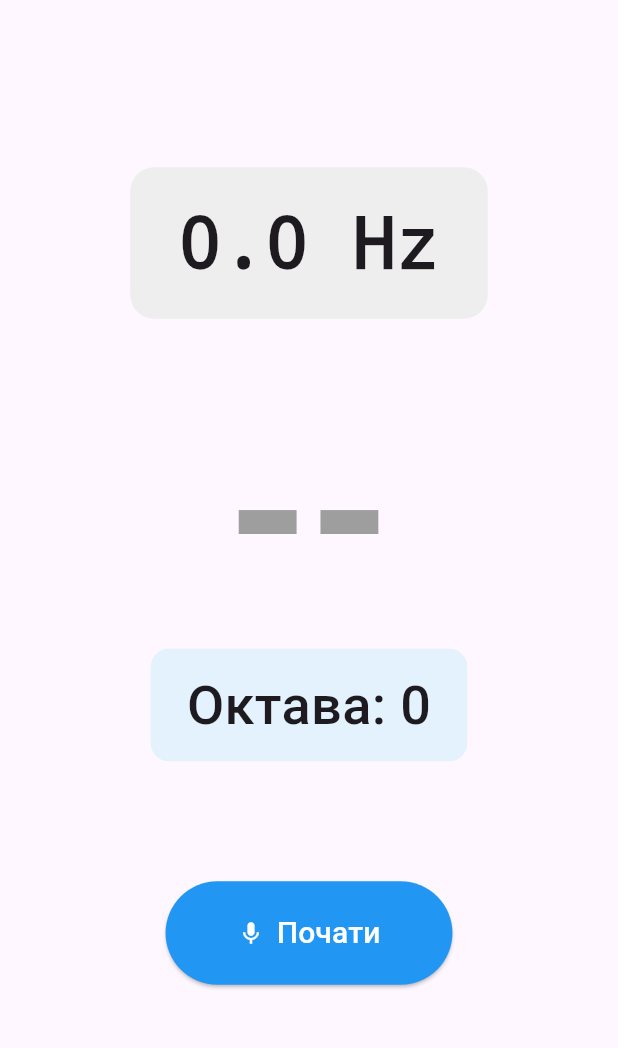
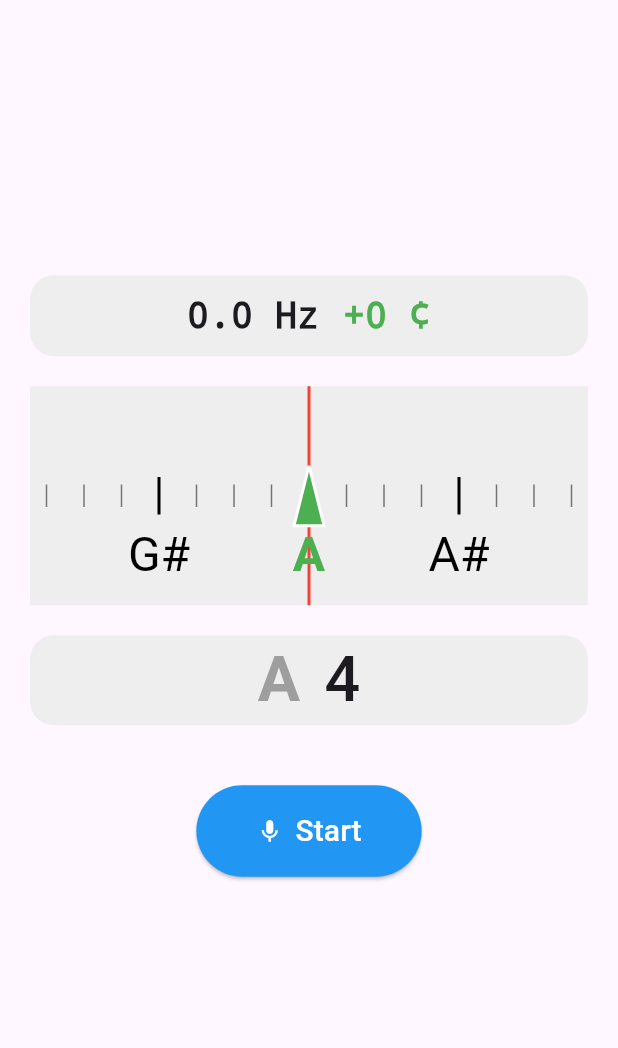
Before and after one commit to bvnflatliner/tinytuner, a Flutter app: the screen it shows after launch, on a phone screen of 412 x 824 dp, the part 84-1132 px from its top. Run offline on Flutter 3.47's test engine with Material 3 defaults, Android fonts, the phone set to English and light mode, and no system bars; our stand-ins replace permission_handler; missing offline and left inert: record.

Commit message:
improve ui

```diff
--- a/lib/main.dart
+++ b/lib/main.dart
@@ -1,10 +1,10 @@
-import 'dart:io';
 import 'dart:async';
 import 'dart:math';
 import 'dart:typed_data';
 import 'package:flutter/material.dart';
 import 'package:permission_handler/permission_handler.dart';
 import 'package:record/record.dart';
+import 'note_scroll_bar.dart';
 
 void main() {
   runApp(const TinyTunerApp());
@@ -36,18 +36,12 @@ class TunerScreen extends StatefulWidget {
 class _TunerScreenState extends State<TunerScreen> {
   double _frequency = 0.0;
   double _lastFrequency = 0.0;
-  String _note = '--';
-  int _octave = 0;
   bool _isListening = false;
 
   final AudioRecorder _audioRecorder = AudioRecorder();
   StreamSubscription<Uint8List>? _audioSubscription;
   final List<double> _audioBuffer = [];
   final List<double> _recentFrequencies = [];
-
-  final List<String> _noteNames = [
-    'C', 'C#', 'D', 'D#', 'E', 'F', 'F#', 'G', 'G#', 'A', 'A#', 'B'
-  ];
 
   @override
   void initState() {
@@ -79,14 +73,14 @@ class _TunerScreenState extends State<TunerScreen> {
         _audioSubscription = stream.listen((data) {
           _processAudio(data);
         }, onError: (error) {
-          debugPrint('Помилка потоку аудіо: $error');
+          debugPrint('Audio stream error: $error');
           _stopListening();
         });
       } else {
-        debugPrint('Немає дозволу на використання мікрофона');
+        debugPrint('Permission denied for microphone access.');
       }
     } catch (e) {
-      debugPrint('Помилка запуску мікрофона: $e');
+      debugPrint('Microphone initialization error: $e');
       setState(() {
         _isListening = false;
       });
@@ -99,15 +93,13 @@ class _TunerScreenState extends State<TunerScreen> {
     setState(() {
       _isListening = false;
       _frequency = 0.0;
-      _note = '--';
-      _octave = 0;
       _audioBuffer.clear();
       _recentFrequencies.clear();
     });
   }
 
   void _processAudio(Uint8List bytes) {
-    // Конвертуємо байти в 16-бітні PCM семпли
+    // Convert bytes to 16-bits PCM samples
     List<double> samples = [];
     for (int i = 0; i < bytes.length - 1; i += 2) {
       int sample = bytes[i] | (bytes[i + 1] << 8);
@@ -115,12 +107,11 @@ class _TunerScreenState extends State<TunerScreen> {
       samples.add(sample / 32768.0);
     }
 
-    // Додаємо до буфера
     _audioBuffer.addAll(samples);
 
-    // Обробляємо, коли маємо достатньо даних
+    // Handle buffer when enough samples are collected
     if (_audioBuffer.length >= 4096) {
-      // Застосовуємо Hann-вікно для зменшення гармонік
+      // Apply Hann window to reduce harmonics
       List<double> windowed = _applyHannWindow(_audioBuffer);
 
       double detectedFreq = _yinPitch(windowed, 44100);
@@ -129,18 +120,17 @@ class _TunerScreenState extends State<TunerScreen> {
       if (detectedFreq > 0) {
         setState(() {
           _frequency = detectedFreq;
-          _updateNote(detectedFreq);
         });
       }
 
-      // Очищуємо буфер, залишаючи трохи для перекриття
+      // Cleanup buffer keeping last 2048 samples for overlap
       if (_audioBuffer.length > 8192) {
         _audioBuffer.removeRange(0, _audioBuffer.length - 2048);
       }
     }
   }
 
-  // --- Покращений алгоритм визначення частоти (YIN) ---
+  // --- Improved frequency detection algorithm (YIN) ---
   double _yinPitch(List<double> samples, int sampleRate) {
     int tauMax = samples.length ~/ 2;
     List<double> diff = List.filled(tauMax, 0.0);
@@ -188,7 +178,7 @@ class _TunerScreenState extends State<TunerScreen> {
   double _postprocessFrequency(double freq) {
     if (freq <= 0) return 0.0;
 
-    // 1️⃣ медіанне згладжування
+    // Median smoothing over recent frequencies
     _recentFrequencies.add(freq);
     if (_recentFrequencies.length > 5) {
       _recentFrequencies.removeAt(0);
@@ -196,26 +186,15 @@ class _TunerScreenState extends State<TunerScreen> {
     List<double> sorted = List.from(_recentFrequencies)..sort();
     freq = sorted[sorted.length ~/ 2];
 
-    // 2️⃣ корекція октав (якщо фаза подвоєна або половинна)
+    // Octave correction (if the phase is doubled or halved)
     if (_lastFrequency > 0) {
       if ((freq * 2 - _lastFrequency).abs() < 5) freq *= 2;
       if ((freq / 2 - _lastFrequency).abs() < 5) freq /= 2;
     }
 
     _lastFrequency = freq;
+
     return freq;
-  }
-
-  void _updateNote(double frequency) {
-    if (frequency < 20 || frequency > 4200) return;
-
-    // Формула: n = 12 * log2(f/440) + 69 (де 69 - це A4)
-    double n = 12 * log(frequency / 440) / log(2) + 69;
-    int midiNote = n.round();
-
-    _octave = (midiNote ~/ 12) - 1;
-    int noteIndex = midiNote % 12;
-    _note = _noteNames[noteIndex];
   }
 
   @override
@@ -235,68 +214,23 @@ class _TunerScreenState extends State<TunerScreen> {
       ),
       body: Center(
         child: Padding(
-          padding: const EdgeInsets.all(24.0),
+          padding: const EdgeInsets.all(20.0),
           child: Column(
             mainAxisAlignment: MainAxisAlignment.center,
             children: [
-              Container(
-                padding: const EdgeInsets.symmetric(
-                  horizontal: 32,
-                  vertical: 16,
-                ),
-                decoration: BoxDecoration(
-                  color: Colors.grey[200],
-                  borderRadius: BorderRadius.circular(16),
-                ),
-                child: Text(
-                  '${_frequency.toStringAsFixed(1)} Hz',
-                  style: const TextStyle(
-                    fontSize: 48,
-                    fontWeight: FontWeight.bold,
-                    fontFamily: 'monospace',
-                  ),
-                ),
-              ),
-              const SizedBox(height: 60),
-              Text(
-                _note,
-                style: TextStyle(
-                  fontSize: 140,
-                  fontWeight: FontWeight.bold,
-                  color: _isListening ? Colors.blue : Colors.grey,
-                  height: 1.0,
-                ),
-              ),
-              const SizedBox(height: 20),
-              Container(
-                padding: const EdgeInsets.symmetric(
-                  horizontal: 24,
-                  vertical: 12,
-                ),
-                decoration: BoxDecoration(
-                  color: Colors.blue[50],
-                  borderRadius: BorderRadius.circular(12),
-                ),
-                child: Text(
-                  'Октава: $_octave',
-                  style: const TextStyle(
-                    fontSize: 36,
-                    fontWeight: FontWeight.w500,
-                  ),
-                ),
-              ),
-              const SizedBox(height: 80),
+              NoteScrollBar(frequency: _frequency),
+              const SizedBox(height: 40),
               ElevatedButton.icon(
                 onPressed: _isListening ? _stopListening : _startListening,
                 icon: Icon(_isListening ? Icons.stop : Icons.mic),
                 label: Text(
-                  _isListening ? 'Зупинити' : 'Почати',
+                  _isListening ? 'Stop' : 'Start',
                   style: const TextStyle(fontSize: 20),
                 ),
                 style: ElevatedButton.styleFrom(
                   padding: const EdgeInsets.symmetric(
-                    horizontal: 48,
-                    vertical: 20,
+                    horizontal: 40,
+                    vertical: 16,
                   ),
                   backgroundColor: _isListening ? Colors.red : Colors.blue,
                   foregroundColor: Colors.white,
--- /dev/null
+++ b/lib/note_scroll_bar.dart
@@ -0,0 +1,370 @@
+import 'package:flutter/material.dart';
+import 'dart:math';
+
+class NoteScrollBar extends StatefulWidget {
+  final double frequency;
+  final Duration animationDuration;
+
+  const NoteScrollBar({
+    super.key,
+    required this.frequency,
+    this.animationDuration = const Duration(milliseconds: 150),
+  });
+
+  @override
+  State<NoteScrollBar> createState() => _NoteScrollBarState();
+}
+
+class _NoteScrollBarState extends State<NoteScrollBar>
+    with SingleTickerProviderStateMixin {
+  late AnimationController _controller;
+  late Animation<double> _animation;
+  double _currentCents = 0.0;
+  double _targetCents = 0.0;
+
+  final List<String> _noteNames = [
+    'C', 'C#', 'D', 'D#', 'E', 'F', 'F#', 'G', 'G#', 'A', 'A#', 'B'
+  ];
+
+  @override
+  void initState() {
+    super.initState();
+    _controller = AnimationController(
+      vsync: this,
+      duration: widget.animationDuration,
+    );
+
+    _animation = Tween<double>(begin: 0, end: 0).animate(
+      CurvedAnimation(parent: _controller, curve: Curves.easeOutCubic),
+    )..addListener(() {
+        setState(() {
+          _currentCents = _animation.value;
+        });
+      });
+
+    if (widget.frequency > 0) {
+      _currentCents = _frequencyToCents(widget.frequency);
+      _targetCents = _currentCents;
+    }
+  }
+
+  @override
+  void didUpdateWidget(NoteScrollBar oldWidget) {
+    super.didUpdateWidget(oldWidget);
+    if (widget.frequency != oldWidget.frequency && widget.frequency > 0) {
+      _updateFrequency(widget.frequency);
+    }
+  }
+
+  void _updateFrequency(double frequency) {
+    double newCents = _frequencyToCents(frequency);
+
+    // Handling cyclicity: if the difference is greater than 600 cents (half an octave),
+    // it means we’ve crossed the cycle boundary
+    double diff = newCents - _currentCents;
+    if (diff.abs() > 600) {
+      if (diff > 0) {
+        _currentCents += 1200; // add an octave
+      } else {
+        _currentCents -= 1200; // subtract an octave
+      }
+    }
+
+    _targetCents = newCents;
+
+    _animation = Tween<double>(
+      begin: _currentCents,
+      end: _targetCents,
+    ).animate(
+      CurvedAnimation(parent: _controller, curve: Curves.easeOutCubic),
+    );
+
+    _controller.forward(from: 0);
+  }
+
+  // Converts frequency to cents relative to A4 (440 Hz)
+  double _frequencyToCents(double frequency) {
+    if (frequency <= 0) return 0;
+    return 1200 * log(frequency / 440) / ln2;
+  }
+
+  // Gets the nearest note and deviation in cents
+  Map<String, dynamic> _getNoteInfo(double cents) {
+    // Normalizes cents to the range [0, 1200)
+    double normalizedCents = cents % 1200;
+    if (normalizedCents < 0) normalizedCents += 1200;
+
+    // Find the nearest semitone (100 cents = 1 semitone)
+    int semitone = (normalizedCents / 100).round();
+
+    // Deviation from the nearest note
+    double deviation = normalizedCents - (semitone * 100);
+    if (deviation > 50) deviation -= 100;
+    if (deviation < -50) deviation += 100;
+
+    // Determine the octave (A4 = 440 Hz is 0 cents, octave 4)
+    int octave = 4 + ((cents + 900) / 1200).floor();
+
+    // Adjusting the note relative to A
+    int noteIndex = (semitone + 9) % 12; // A=0, A#=1, ..., G#=11
+
+    return {
+      'note': _noteNames[noteIndex],
+      'octave': octave,
+      'deviation': deviation,
+      'semitone': semitone,
+    };
+  }
+
+  @override
+  void dispose() {
+    _controller.dispose();
+    super.dispose();
+  }
+
+  @override
+  Widget build(BuildContext context) {
+    bool isListening = widget.frequency > 0;
+    double frequency = isListening ? widget.frequency : 0.0;
+
+    Map<String, dynamic> noteInfo = _getNoteInfo(_currentCents);
+    double deviation = noteInfo['deviation'];
+    bool isInTune = deviation.abs() <= 10;
+
+    return SizedBox(
+      height: 300,
+      child: Column(
+        children: [
+          Container(
+            padding: const EdgeInsets.symmetric(
+              vertical: 10,
+            ),
+            decoration: BoxDecoration(
+              color: Colors.grey[200],
+              borderRadius: BorderRadius.circular(16),
+            ),
+            child: Row(
+              mainAxisAlignment: MainAxisAlignment.center,
+              children: [
+                // Indicator of frequency and deviation
+                Text(
+                  '${frequency.toStringAsFixed(1)} Hz',
+                  style: const TextStyle(
+                    fontSize: 24,
+                    fontWeight: FontWeight.bold,
+                    fontFamily: 'monospace',
+                  ),
+                ),
+                const SizedBox(width: 16),
+                Text(
+                  '${deviation >= 0 ? '+' : ''}${deviation.toStringAsFixed(0)} ¢',
+                  style: TextStyle(
+                    fontSize: 24,
+                    fontWeight: FontWeight.bold,
+                    color: isInTune ? Colors.green : Colors.orange,
+                    fontFamily: 'monospace',
+                  ),
+                ),
+              ],
+            ),
+          ),
+
+          const SizedBox(height: 20),
+
+          // Scrollable note scale with pointer
+          Expanded(
+            child: Stack(
+              children: [
+                // Scrollable note scale
+                CustomPaint(
+                  size: Size.infinite,
+                  painter: _NoteScalePainter(
+                    cents: _currentCents,
+                    noteInfo: noteInfo,
+                  ),
+                ),
+
+                // Pointer
+                Center(
+                  child: CustomPaint(
+                    size: const Size(20, 40),
+                    painter: _PointerPainter(isInTune: isInTune),
+                  ),
+                ),
+              ],
+            ),
+          ),
+
+          const SizedBox(height: 20),
+
+          Container(
+            decoration: BoxDecoration(
+              color: Colors.grey[200],
+              borderRadius: BorderRadius.circular(16),
+            ),
+            child: Row(
+              mainAxisAlignment: MainAxisAlignment.center,
+              children: [
+                // Displaying the current note and octave
+                Text(
+                  noteInfo['note'],
+                  style: TextStyle(
+                    fontSize: 42,
+                    fontWeight: FontWeight.bold,
+                    color: isListening ? Colors.blue : Colors.grey,
+                    height: 1.0,
+                  ),
+                ),
+                const SizedBox(width: 16),
+                Text(
+                  noteInfo['octave'].toString(),
+                  style: const TextStyle(
+                    fontSize: 42,
+                    fontWeight: FontWeight.w500,
+                  ),
+                ),
+              ],
+            )
+          ),
+        ],
+      ),
+    );
+  }
+}
+
+class _NoteScalePainter extends CustomPainter {
+  final double cents;
+  final Map<String, dynamic> noteInfo;
+  final double centsPerPixel = 1.0;
+
+  final List<String> _noteNames = [
+    'C', 'C#', 'D', 'D#', 'E', 'F', 'F#', 'G', 'G#', 'A', 'A#', 'B'
+  ];
+
+  _NoteScalePainter({
+    required this.cents,
+    required this.noteInfo,
+  });
+
+  @override
+  void paint(Canvas canvas, Size size) {
+    final centerX = size.width / 2;
+    final centerY = size.height / 2;
+
+    // Draw background
+    final bgPaint = Paint()..color = Colors.grey[200]!;
+    canvas.drawRect(Rect.fromLTWH(0, 0, size.width, size.height), bgPaint);
+
+    // Draw center line
+    final centerLinePaint = Paint()
+      ..color = Colors.red
+      ..strokeWidth = 2;
+    canvas.drawLine(
+      Offset(centerX, 0),
+      Offset(centerX, size.height),
+      centerLinePaint,
+    );
+
+    // Get the range of cents to draw
+    double startCents = cents - (centerX * centsPerPixel);
+    double endCents = cents + (centerX * centsPerPixel);
+
+    // Draw ticks and note names
+    for (double c = (startCents / 25).floor() * 25;
+        c <= endCents;
+        c += 25) {
+      double x = centerX + (c - cents) / centsPerPixel;
+
+      if (x < 0 || x > size.width) continue;
+
+      // Determine if it is a main note (100 cents)
+      bool isMainNote = (c % 100).abs() < 0.1;
+
+      // Determine deviation from the current note
+      double currentNoteCents = noteInfo['semitone'] * 100.0;
+      double normalizedC = c % 1200;
+      if (normalizedC < 0) normalizedC += 1200;
+      double distanceToCurrentNote = (normalizedC - currentNoteCents).abs();
+      if (distanceToCurrentNote > 600) distanceToCurrentNote = 1200 - distanceToCurrentNote;
+
+      // Determine if it is exactly the current note (deviation within ±10 cents)
+      bool isCurrentNote = distanceToCurrentNote < 5 && noteInfo['deviation'].abs() <= 10;
+
+      // Draw tick
+      final tickPaint = Paint()
+        ..color = isCurrentNote ? Colors.green : (isMainNote ? Colors.black : Colors.grey[600]!)
+        ..strokeWidth = isMainNote ? 2 : 1;
+
+      double tickHeight = isMainNote ? 25 : 15;
+      canvas.drawLine(
+        Offset(x, centerY - tickHeight / 2),
+        Offset(x, centerY + tickHeight / 2),
+        tickPaint,
+      );
+
+      // Draw note names for main notes
+      if (isMainNote) {
+        int semitone = ((normalizedC / 100).round()) % 12;
+        int noteIndex = (semitone + 9) % 12;
+        String noteName = _noteNames[noteIndex];
+
+        final textSpan = TextSpan(
+          text: noteName,
+          style: TextStyle(
+            color: isCurrentNote ? Colors.green : Colors.black,
+            fontSize: 32,
+            fontWeight: isCurrentNote ? FontWeight.bold : FontWeight.normal,
+          ),
+        );
+        final textPainter = TextPainter(
+          text: textSpan,
+          textDirection: TextDirection.ltr,
+        );
+        textPainter.layout();
+        textPainter.paint(
+          canvas,
+          Offset(x - textPainter.width / 2, centerY + 20),
+        );
+      }
+    }
+  }
+
+  @override
+  bool shouldRepaint(_NoteScalePainter oldDelegate) {
+    return cents != oldDelegate.cents;
+  }
+}
+
+class _PointerPainter extends CustomPainter {
+  final bool isInTune;
+
+  _PointerPainter({required this.isInTune});
+
+  @override
+  void paint(Canvas canvas, Size size) {
+    final paint = Paint()
+      ..color = isInTune ? Colors.green : Colors.red
+      ..style = PaintingStyle.fill;
+
+    // Draw triangle pointer
+    final path = Path();
+    path.moveTo(size.width / 2, 0); // Top point
+    path.lineTo(0, size.height); // Left bottom corner
+    path.lineTo(size.width, size.height); // Right bottom corner
+    path.close();
+
+    canvas.drawPath(path, paint);
+
+    // Stroke
+    final strokePaint = Paint()
+      ..color = Colors.white
+      ..style = PaintingStyle.stroke
+      ..strokeWidth = 2;
+    canvas.drawPath(path, strokePaint);
+  }
+
+  @override
+  bool shouldRepaint(_PointerPainter oldDelegate) {
+    return isInTune != oldDelegate.isInTune;
+  }
+}
--- a/pubspec.yaml
+++ b/pubspec.yaml
@@ -1,6 +1,6 @@
 name: tinytuner
 description: "A Tiny Tuner project."
-version: 0.1.0
+version: 0.2.0
 
 environment:
   sdk: ^3.9.2
```
Also changed, not shown: 1 other file.
